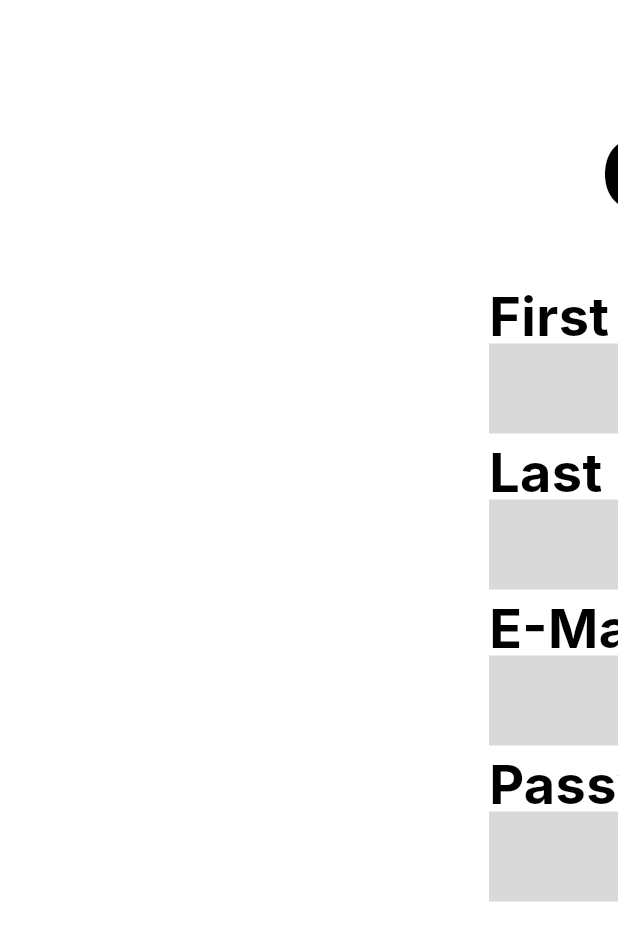
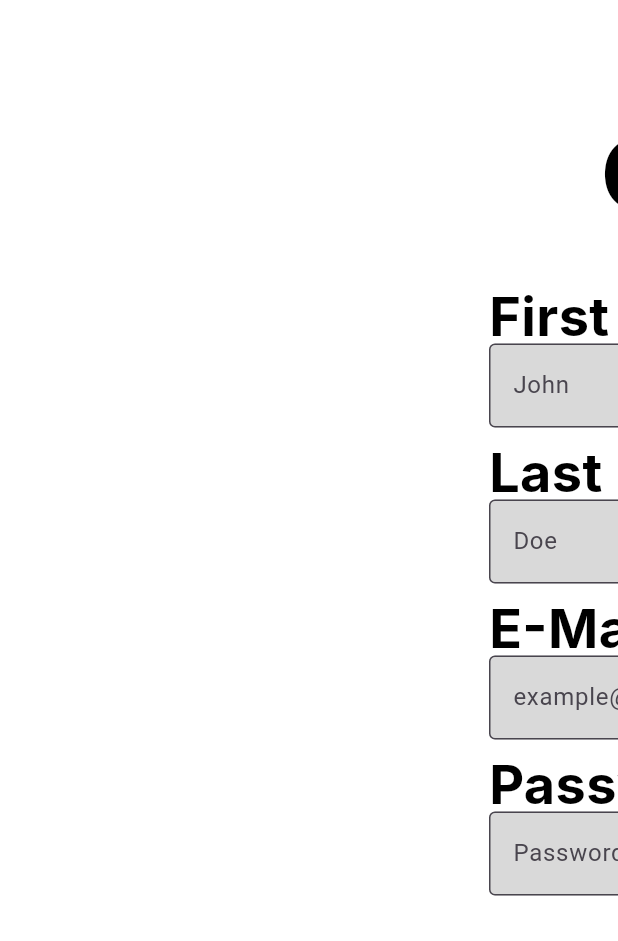
Before and after one commit to StrwbryPanda/SWE_6733_Group_3_Adventra, a Flutter app: the CreateAccount widget shown alone on an empty page, opened directly, on a phone screen of 412 x 824 dp. Shown: the top 941 px of the screen. Run offline on Flutter 3.47's test engine with Material 3 defaults, Android fonts, the phone set to English and light mode, and no system bars; Roboto replaces fonts that are missing (Inter).

Commit message:
Created TextField Boxes
-Added TextField boxes for user inpur

```diff
--- a/swe_6733_group_3_adventura/lib/createaccount.dart
+++ b/swe_6733_group_3_adventura/lib/createaccount.dart
@@ -3,6 +3,7 @@ import 'package:flutter/material.dart';
 // Generated by: https://www.figma.com/community/plugin/842128343887142055/
 class CreateAccountPage extends StatelessWidget {
   const CreateAccountPage({super.key});
+
 
   @override
   Widget build(BuildContext context) {
@@ -20,7 +21,21 @@ class CreateAccountPage extends StatelessWidget {
   }
 }
 
-class CreateAccount extends StatelessWidget {
+class CreateAccount extends StatefulWidget{
+  const CreateAccount({super.key});
+
+  @override
+  State<CreateAccount> createState()=> _CreateAccountState();
+}
+
+class _CreateAccountState extends State<CreateAccount> {
+
+ //Controller for text inputs
+  final TextEditingController emailController = TextEditingController();
+  final TextEditingController passwordController = TextEditingController();
+  final TextEditingController firstNameController = TextEditingController();
+  final TextEditingController lastNameController = TextEditingController();
+
   @override
   Widget build(BuildContext context) {
     return Column(
@@ -53,10 +68,20 @@ class CreateAccount extends StatelessWidget {
               Positioned(
                 left: 326,
                 top: 229,
-                child: Container(
+                child: SizedBox(
                   width: 667,
                   height: 60,
-                  decoration: BoxDecoration(color: const Color(0xFFD9D9D9)),
+                  //TextField input for First Name input
+                  child: TextField(
+                    controller: firstNameController,
+                    keyboardType: TextInputType.text,
+                    decoration: InputDecoration(
+                      filled: true,
+                      fillColor: Color(0xFFD9D9D9),
+                      border: OutlineInputBorder(),
+                      hintText: 'John',
+                    ),
+                  ),
                 ),
               ),
               Positioned(
@@ -76,10 +101,20 @@ class CreateAccount extends StatelessWidget {
               Positioned(
                 left: 326,
                 top: 333,
-                child: Container(
+                //TextField for Last Name input
+                child: SizedBox(
                   width: 667,
                   height: 60,
-                  decoration: BoxDecoration(color: const Color(0xFFD9D9D9)),
+                  child: TextField(
+                    controller: lastNameController,
+                    keyboardType: TextInputType.text,
+                    decoration: InputDecoration(
+                      filled: true,
+                      fillColor: Color(0xFFD9D9D9),
+                      border: OutlineInputBorder(),
+                      hintText: 'Doe',
+                    ),
+                  ),
                 ),
               ),
               Positioned(
@@ -99,10 +134,20 @@ class CreateAccount extends StatelessWidget {
               Positioned(
                 left: 326,
                 top: 437,
-                child: Container(
+                //TextField for email input
+                child: SizedBox(
                   width: 667,
                   height: 60,
-                  decoration: BoxDecoration(color: const Color(0xFFD9D9D9)),
+                  child: TextField(
+                    controller: emailController,
+                    keyboardType: TextInputType.emailAddress,
+                    decoration: InputDecoration(
+                      filled: true,
+                      fillColor: Color(0xFFD9D9D9),
+                      border: OutlineInputBorder(),
+                      hintText: 'example@email.com',
+                    ),
+                  ),
                 ),
               ),
               Positioned(
@@ -122,10 +167,20 @@ class CreateAccount extends StatelessWidget {
               Positioned(
                 left: 326,
                 top: 541,
-                child: Container(
+                child: SizedBox(
                   width: 667,
                   height: 60,
-                  decoration: BoxDecoration(color: const Color(0xFFD9D9D9)),
+                //TextField for password input
+                  child: TextField(
+                    controller: passwordController,
+                    keyboardType: TextInputType.visiblePassword,
+                    decoration: InputDecoration(
+                      filled: true,
+                      fillColor: Color(0xFFD9D9D9),
+                      border: OutlineInputBorder(),
+                      hintText: 'Password',
+                    ),
+                  ),
                 ),
               ),
               Positioned(
```
Also changed, not shown: swe_6733_group_3_adventura/lib/main.dart (+36 -6 lines).
